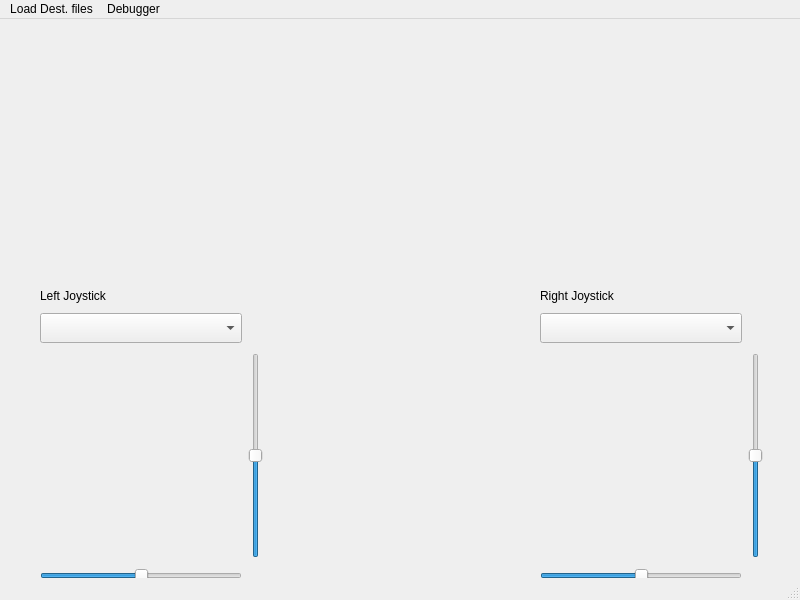
First picture: the form in controllerwindow.ui, repository PITECH-MIS/MIS-Pilot, before the edit.
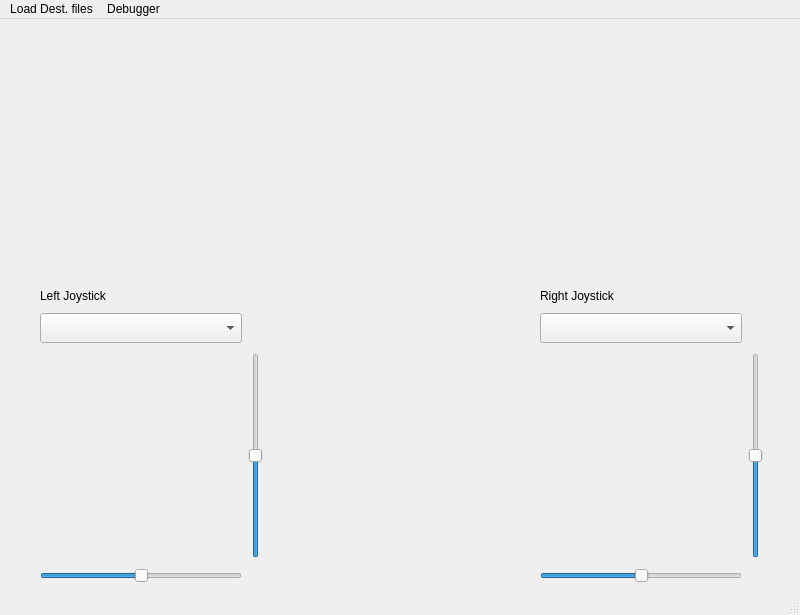
Second picture: the form after the edit. Custom widgets are drawn as their Qt base class.

What changed in the file:
```diff
--- a/controllerwindow.ui
+++ b/controllerwindow.ui
@@ -7,7 +7,7 @@
     <x>0</x>
     <y>0</y>
     <width>800</width>
-    <height>600</height>
+    <height>615</height>
    </rect>
   </property>
   <property name="windowTitle">
```
